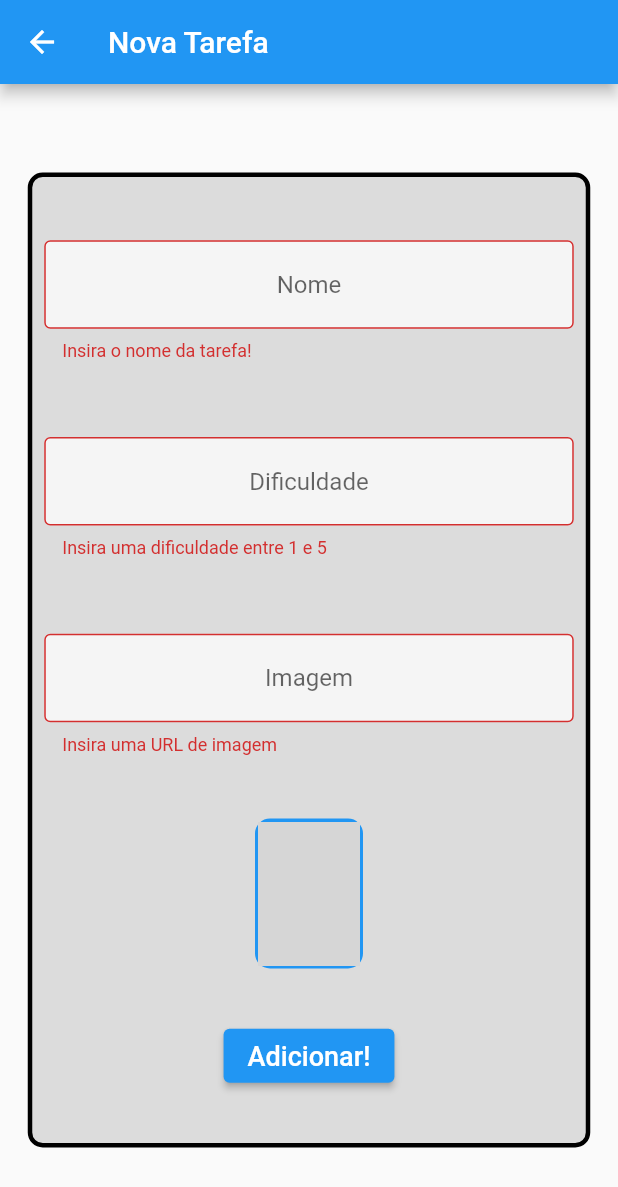
After one commit to Rafa3lP/cursoFlutter, a Flutter app: the FormScreen screen opened directly, after a tap on "Adicionar!", on a phone screen of 412 x 824 dp. The commit adds this screen. Shown: the top 1187 px of the screen. Run offline on Flutter 3.47's test engine with Material 2 defaults, Android fonts, the phone set to English and light mode, and no system bars; network calls fail; grey boxes are pictures that could not be loaded.

Commit message:
Tela de formulário

```diff
--- /dev/null
+++ b/lib/screens/form_screen.dart
@@ -0,0 +1,141 @@
+import 'package:flutter/material.dart';
+
+class FormScreen extends StatefulWidget {
+  const FormScreen({Key? key}) : super(key: key);
+
+  @override
+  State<FormScreen> createState() => _FormScreenState();
+}
+
+class _FormScreenState extends State<FormScreen> {
+  TextEditingController nameController = TextEditingController();
+  TextEditingController difficultyController = TextEditingController();
+  TextEditingController imageController = TextEditingController();
+
+  final _formKey = GlobalKey<FormState>();
+
+  @override
+  Widget build(BuildContext context) {
+    return Form(
+      key: _formKey,
+      child: Scaffold(
+        appBar: AppBar(
+          title: const Text('Nova Tarefa'),
+        ),
+        body: Center(
+          child: SingleChildScrollView(
+            child: Container(
+              height: 650,
+              width: 375,
+              decoration: BoxDecoration(
+                  color: Colors.black12,
+                  border: Border.all(width: 3),
+                  borderRadius: BorderRadius.circular(10)),
+              child: Column(
+                mainAxisAlignment: MainAxisAlignment.spaceEvenly,
+                crossAxisAlignment: CrossAxisAlignment.center,
+                children: [
+                  Padding(
+                    padding: const EdgeInsets.all(8.0),
+                    child: TextFormField(
+                      validator: (String? value) {
+                        if (value != null && value.isEmpty) {
+                          return 'Insira o nome da tarefa!';
+                        }
+                        return null;
+                      },
+                      controller: nameController,
+                      textAlign: TextAlign.center,
+                      decoration: const InputDecoration(
+                          border: OutlineInputBorder(),
+                          hintText: 'Nome',
+                          fillColor: Colors.white70,
+                          filled: true),
+                    ),
+                  ),
+                  Padding(
+                    padding: const EdgeInsets.all(8.0),
+                    child: TextFormField(
+                      validator: (value) {
+                        if (value!.isEmpty ||
+                            int.parse(value) > 5 ||
+                            int.parse(value) < 1) {
+                          return 'Insira uma dificuldade entre 1 e 5';
+                        }
+                        return null;
+                      },
+                      keyboardType: TextInputType.number,
+                      controller: difficultyController,
+                      textAlign: TextAlign.center,
+                      decoration: const InputDecoration(
+                          border: OutlineInputBorder(),
+                          hintText: 'Dificuldade',
+                          fillColor: Colors.white70,
+                          filled: true),
+                    ),
+                  ),
+                  Padding(
+                    padding: const EdgeInsets.all(8.0),
+                    child: TextFormField(
+                      onChanged: (text) {
+                        setState(() {});
+                      },
+                      validator: (value) {
+                        if (value!.isEmpty) {
+                          return 'Insira uma URL de imagem';
+                        }
+                        return null;
+                      },
+                      keyboardType: TextInputType.url,
+                      controller: imageController,
+                      textAlign: TextAlign.center,
+                      decoration: const InputDecoration(
+                          border: OutlineInputBorder(),
+                          hintText: 'Imagem',
+                          fillColor: Colors.white70,
+                          filled: true),
+                    ),
+                  ),
+                  Container(
+                    width: 72,
+                    height: 100,
+                    decoration: BoxDecoration(
+                        color: Colors.blue,
+                        borderRadius: BorderRadius.circular(10),
+                        border: Border.all(width: 2, color: Colors.blue)),
+                    child: ClipRRect(
+                        borderRadius: BorderRadius.circular(10),
+                        child: Image.network(
+                          imageController.text,
+                          fit: BoxFit.cover,
+                          errorBuilder: (BuildContext context, Object exception,
+                              StackTrace? stackTrace) {
+                            return Image.asset('assets/images/nophoto.png');
+                          },
+                        )),
+                  ),
+                  ElevatedButton(
+                      onPressed: () {
+                        if (_formKey.currentState!.validate()) {
+                          print(nameController.text);
+                          print(int.parse(difficultyController.text));
+                          print(imageController.text);
+                          ScaffoldMessenger.of(context).showSnackBar(
+                              const SnackBar(
+                                  content: Text("Salvando Nova Tarefa")));
+                          Navigator.pop(context);
+                        }
+                      },
+                      child: const Text(
+                        'Adicionar!',
+                        style: TextStyle(fontSize: 18),
+                      ))
+                ],
+              ),
+            ),
+          ),
+        ),
+      ),
+    );
+  }
+}
--- a/lib/screens/initial_screen.dart
+++ b/lib/screens/initial_screen.dart
@@ -1,5 +1,6 @@
 import 'package:flutter/material.dart';
 import 'package:primeiro_projeto/components/task.dart';
+import 'package:primeiro_projeto/screens/form_screen.dart';
 
 class InitialScreen extends StatefulWidget {
   const InitialScreen({Key? key}) : super(key: key);
@@ -9,51 +10,31 @@ class InitialScreen extends StatefulWidget {
 }
 
 class _InitialScreenState extends State<InitialScreen> {
-  bool showList = true;
-
   @override
   Widget build(BuildContext context) {
     return Scaffold(
       appBar: AppBar(
         leading: Container(),
-        title: const Text("Tarefas"),
+        title: const Text('Tarefas'),
       ),
-      body: AnimatedOpacity(
-        duration: const Duration(milliseconds: 500),
-        opacity: showList ? 1 : 0,
-        child: ListView(
-          children: const [
-            Task(
-                'Aprender Flutter',
-                'assets/images/dash.png',
-                3),
-            Task(
-                'Andar de Bike',
-                'assets/images/bike.webp',
-                2),
-            Task(
-                'Ler',
-                'assets/images/livro.jpg',
-                5),
-            Task(
-                'Meditar',
-                'assets/images/meditar.jpeg',
-                4),
-            Task('Jogar videogame',
-                'assets/images/jogar.jpg', 1),
-            SizedBox(height: 80,)
-          ],
-        ),
+      body: ListView(
+        children: const [
+          Task('Aprender Flutter', 'assets/images/dash.png', 3),
+          Task('Andar de Bike', 'assets/images/bike.webp', 2),
+          Task('Ler', 'assets/images/livro.jpg', 5),
+          Task('Meditar', 'assets/images/meditar.jpeg', 4),
+          Task('Jogar videogame', 'assets/images/jogar.jpg', 1),
+          SizedBox(
+            height: 80,
+          )
+        ],
       ),
       floatingActionButton: FloatingActionButton(
         onPressed: () {
-          setState(() {
-            showList = !showList;
-          });
+          Navigator.push(context,
+              MaterialPageRoute(builder: (context) => const FormScreen()));
         },
-        child: showList
-            ? const Icon(Icons.visibility_off)
-            : const Icon(Icons.visibility),
+        child: const Icon(Icons.add),
       ),
     );
   }
```
